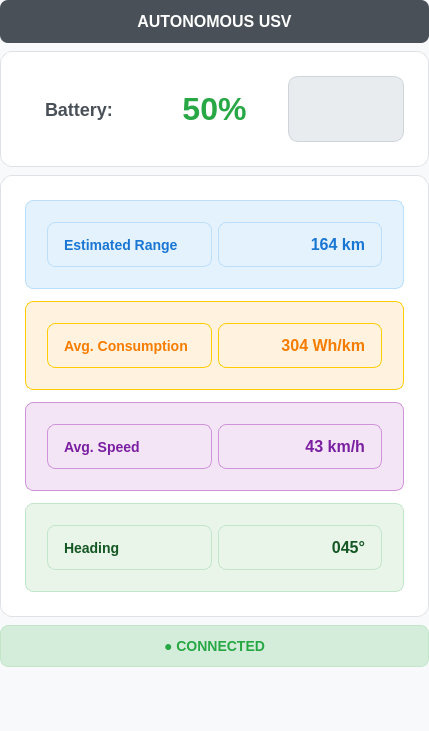
Before: the Qt Designer form uifolder/TelemetryWidget.ui in Jelsin29/GCS_USV, drawn with Qt 5.
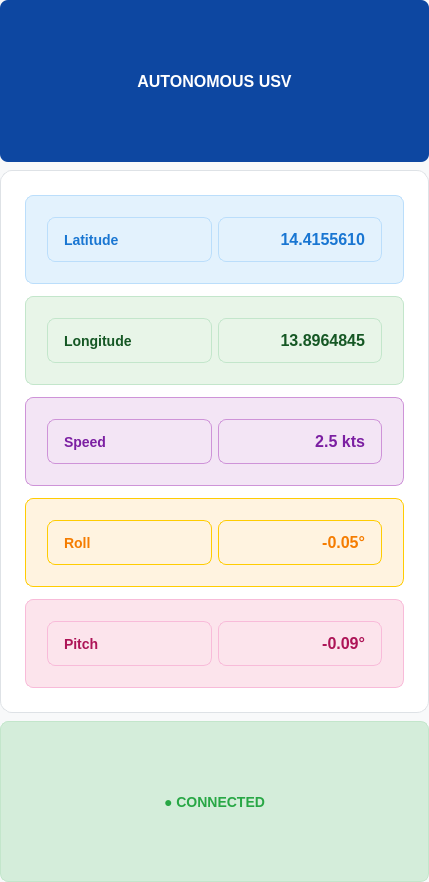
After: the same form once the commit is applied.

What changed in the file:
```diff
--- a/uifolder/TelemetryWidget.ui
+++ b/uifolder/TelemetryWidget.ui
@@ -7,7 +7,7 @@
     <x>0</x>
     <y>0</y>
     <width>429</width>
-    <height>731</height>
+    <height>882</height>
    </rect>
   </property>
   <property name="windowTitle">
@@ -56,7 +56,7 @@
      <property name="styleSheet">
       <string>QLabel {
     color: #ffffff;
-    background-color: #495057;
+    background-color: #0d47a1;
     font-size: 16px;
     font-weight: bold;
     padding: 12px;
@@ -72,81 +72,6 @@
      </property>
     </widget>
    </item>
-   <item>
-    <widget class="QFrame" name="batteryFrame">
-     <property name="minimumSize">
-      <size>
-       <width>0</width>
-       <height>80</height>
-      </size>
-     </property>
-     <property name="styleSheet">
-      <string>QFrame {
-    background-color: #ffffff;
-    border: 1px solid #dee2e6;
-    border-radius: 12px;
-    padding: 15px;
-}</string>
-     </property>
-     <layout class="QHBoxLayout" name="batteryLayout">
-      <property name="spacing">
-       <number>15</number>
-      </property>
-      <item>
-       <widget class="QLabel" name="batteryLabel">
-        <property name="styleSheet">
-         <string>QLabel {
-    color: #495057;
-    font-size: 18px;
-    font-weight: 600;
-    background: transparent;
-    border: none;
-}</string>
-        </property>
-        <property name="text">
-         <string>Battery:</string>
-        </property>
-       </widget>
-      </item>
-      <item>
-       <widget class="QLabel" name="batteryPercentLabel">
-        <property name="styleSheet">
-         <string>QLabel {
-    color: #28a745;
-    font-size: 32px;
-    font-weight: bold;
-    background: transparent;
-    border: none;
-}</string>
-        </property>
-        <property name="text">
-         <string>50%</string>
-        </property>
-        <property name="alignment">
-         <set>Qt::AlignCenter</set>
-        </property>
-       </widget>
-      </item>
-      <item>
-       <widget class="QFrame" name="batteryBarFrame">
-        <property name="minimumSize">
-         <size>
-          <width>100</width>
-          <height>20</height>
-         </size>
-        </property>
-        <property name="styleSheet">
-         <string>QFrame {
-    background-color: #e9ecef;
-    border: 1px solid #ced4da;
-    border-radius: 10px;
-}</string>
-        </property>
-       </widget>
-      </item>
-     </layout>
-    </widget>
-   </item>
    <item>
     <widget class="QFrame" name="telemetryFrame">
      <property name="styleSheet">
@@ -182,7 +107,7 @@
 }</string>
            </property>
            <property name="text">
-            <string>Estimated Range</string>
+            <string>Latitude</string>
            </property>
           </widget>
          </item>
@@ -196,7 +121,7 @@
 }</string>
            </property>
            <property name="text">
-            <string>164 km</string>
+            <string>14.4155610</string>
            </property>
            <property name="alignment">
             <set>Qt::AlignRight|Qt::AlignTrailing|Qt::AlignVCenter</set>
@@ -210,8 +135,8 @@
        <widget class="QFrame" name="consumptionFrame">
         <property name="styleSheet">
          <string>QFrame {
-    background-color: #fff3e0;
-    border: 1px solid #ffcc02;
+    background-color: #e8f5e8;
+    border: 1px solid #c3e6cb;
     border-radius: 8px;
     padding: 12px;
 }</string>
@@ -221,13 +146,13 @@
           <widget class="QLabel" name="consumptionLabel">
            <property name="styleSheet">
             <string>QLabel {
-    color: #f57c00;
+    color: #155724;
     font-weight: 600;
     font-size: 14px;
 }</string>
            </property>
            <property name="text">
-            <string>Avg. Consumption</string>
+            <string>Longitude</string>
            </property>
           </widget>
          </item>
@@ -235,13 +160,13 @@
           <widget class="QLabel" name="consumptionValueLabel">
            <property name="styleSheet">
             <string>QLabel {
-    color: #f57c00;
+    color: #155724;
     font-weight: bold;
     font-size: 16px;
 }</string>
            </property>
            <property name="text">
-            <string>304 Wh/km</string>
+            <string>13.8964845</string>
            </property>
            <property name="alignment">
             <set>Qt::AlignRight|Qt::AlignTrailing|Qt::AlignVCenter</set>
@@ -272,7 +197,7 @@
 }</string>
            </property>
            <property name="text">
-            <string>Avg. Speed</string>
+            <string>Speed</string>
            </property>
           </widget>
          </item>
@@ -286,7 +211,7 @@
 }</string>
            </property>
            <property name="text">
-            <string>43 km/h</string>
+            <string>2.5 kts</string>
            </property>
            <property name="alignment">
             <set>Qt::AlignRight|Qt::AlignTrailing|Qt::AlignVCenter</set>
@@ -300,8 +225,8 @@
        <widget class="QFrame" name="headingFrame">
         <property name="styleSheet">
          <string>QFrame {
-    background-color: #e8f5e8;
-    border: 1px solid #c3e6cb;
+    background-color: #fff3e0;
+    border: 1px solid #ffcc02;
     border-radius: 8px;
     padding: 12px;
 }</string>
@@ -311,13 +236,13 @@
           <widget class="QLabel" name="headingLabel">
            <property name="styleSheet">
             <string>QLabel {
-    color: #155724;
+    color: #f57c00;
     font-weight: 600;
     font-size: 14px;
 }</string>
            </property>
            <property name="text">
-            <string>Heading</string>
+            <string>Roll</string>
            </property>
           </widget>
          </item>
@@ -325,13 +250,58 @@
           <widget class="QLabel" name="headingValueLabel">
            <property name="styleSheet">
             <string>QLabel {
-    color: #155724;
+    color: #f57c00;
     font-weight: bold;
     font-size: 16px;
 }</string>
            </property>
            <property name="text">
-            <string>045°</string>
+            <string>-0.05°</string>
+           </property>
+           <property name="alignment">
+            <set>Qt::AlignRight|Qt::AlignTrailing|Qt::AlignVCenter</set>
+           </property>
+          </widget>
+         </item>
+        </layout>
+       </widget>
+      </item>
+      <item>
+       <widget class="QFrame" name="pitchFrame">
+        <property name="styleSheet">
+         <string>QFrame {
+    background-color: #fce4ec;
+    border: 1px solid #f8bbd9;
+    border-radius: 8px;
+    padding: 12px;
+}</string>
+        </property>
+        <layout class="QHBoxLayout" name="pitchLayout">
+         <item>
+          <widget class="QLabel" name="pitchLabel">
+           <property name="styleSheet">
+            <string>QLabel {
+    color: #ad1457;
+    font-weight: 600;
+    font-size: 14px;
+}</string>
+           </property>
+           <property name="text">
+            <string>Pitch</string>
+           </property>
+          </widget>
+         </item>
+         <item>
+          <widget class="QLabel" name="pitchValueLabel">
+           <property name="styleSheet">
+            <string>QLabel {
+    color: #ad1457;
+    font-weight: bold;
+    font-size: 16px;
+}</string>
+           </property>
+           <property name="text">
+            <string>-0.09°</string>
            </property>
            <property name="alignment">
             <set>Qt::AlignRight|Qt::AlignTrailing|Qt::AlignVCenter</set>
@@ -365,19 +335,6 @@
      </property>
     </widget>
    </item>
-   <item>
-    <spacer name="verticalSpacer">
-     <property name="orientation">
-      <enum>Qt::Vertical</enum>
-     </property>
-     <property name="sizeHint" stdset="0">
-      <size>
-       <width>20</width>
-       <height>40</height>
-      </size>
-     </property>
-    </spacer>
-   </item>
   </layout>
  </widget>
  <resources/>
```
Left out of the diff: 4 changed lines with no effect on the pictures.
